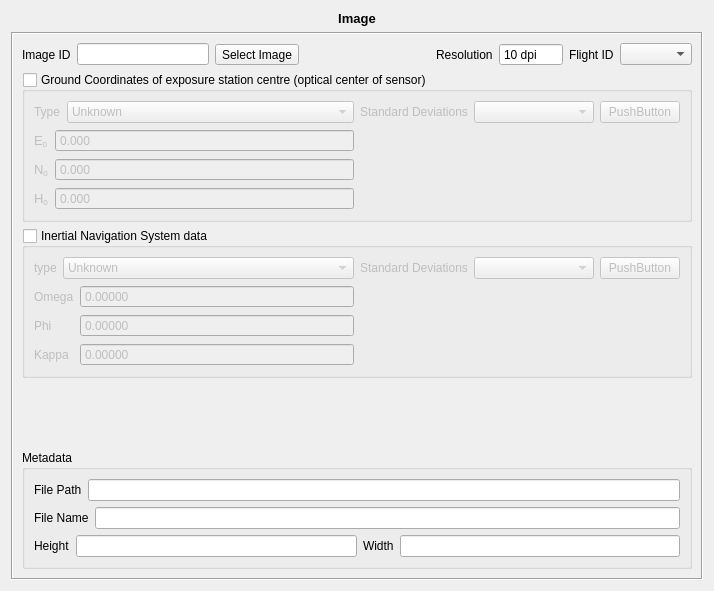
This is trunk/interface/project/ImageLayout.ui in e-foto/e-foto as Qt 5 draws it before an edit. The edited form follows.
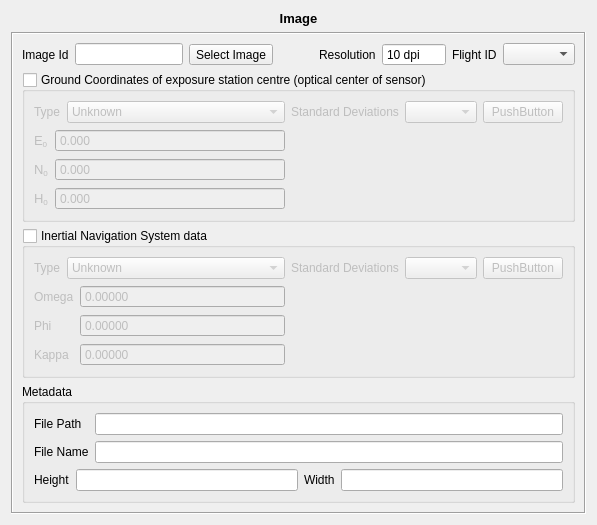
This is the edited form. Custom widgets are drawn as their Qt base class.

Patch:
```diff
--- a/trunk/interface/project/ImageLayout.ui
+++ b/trunk/interface/project/ImageLayout.ui
@@ -6,14 +6,17 @@
    <rect>
     <x>0</x>
     <y>0</y>
-    <width>714</width>
-    <height>591</height>
+    <width>712</width>
+    <height>585</height>
    </rect>
   </property>
   <property name="windowTitle">
    <string>Form</string>
   </property>
-  <layout class="QVBoxLayout" name="verticalLayout_11">
+  <layout class="QVBoxLayout" name="verticalLayout_13">
+   <property name="sizeConstraint">
+    <enum>QLayout::SetFixedSize</enum>
+   </property>
    <item>
     <widget class="QLabel" name="label_8">
      <property name="text">
@@ -36,13 +39,13 @@
      <property name="frameShadow">
       <enum>QFrame::Sunken</enum>
      </property>
-     <layout class="QVBoxLayout" name="verticalLayout_10">
+     <layout class="QVBoxLayout" name="verticalLayout_12">
       <item>
        <layout class="QHBoxLayout" name="horizontalLayout_10">
         <item>
          <widget class="QLabel" name="label">
           <property name="text">
-           <string>Image ID</string>
+           <string>Image Id</string>
           </property>
          </widget>
         </item>
@@ -348,7 +351,7 @@
              <item>
               <widget class="QLabel" name="label_12">
                <property name="text">
-                <string>type</string>
+                <string>Type</string>
                </property>
               </widget>
              </item>
@@ -518,19 +521,6 @@
         </layout>
        </widget>
       </item>
-      <item>
-       <spacer name="verticalSpacer">
-        <property name="orientation">
-         <enum>Qt::Vertical</enum>
-        </property>
-        <property name="sizeHint" stdset="0">
-         <size>
-          <width>20</width>
-          <height>0</height>
-         </size>
-        </property>
-       </spacer>
-      </item>
       <item>
        <widget class="QGroupBox" name="metadataGroup">
         <property name="title">
@@ -540,7 +530,9 @@
          <item row="0" column="0">
           <layout class="QVBoxLayout" name="verticalLayout">
            <item>
-            <layout class="QHBoxLayout" name="horizontalLayout_4" stretch="0,0">
+            <layout class="QHBoxLayout" name="horizontalLayout_3" stretch="0,1">
+             <item>
+              <layout class="QVBoxLayout" name="verticalLayout_10">
              <item>
               <widget class="QLabel" name="label_5">
                <property name="text">
@@ -549,26 +541,26 @@
               </widget>
              </item>
              <item>
-              <widget class="QLineEdit" name="filePathLine">
-               <property name="enabled">
-                <bool>true</bool>
-               </property>
-               <property name="readOnly">
-                <bool>true</bool>
-               </property>
-              </widget>
-             </item>
-            </layout>
-           </item>
-           <item>
-            <layout class="QHBoxLayout" name="horizontalLayout_3" stretch="0,0">
-             <item>
               <widget class="QLabel" name="label_4">
                <property name="text">
                 <string>File Name</string>
                </property>
               </widget>
              </item>
+              </layout>
+             </item>
+             <item>
+              <layout class="QVBoxLayout" name="verticalLayout_11">
+               <item>
+                <widget class="QLineEdit" name="filePathLine">
+                 <property name="enabled">
+                  <bool>true</bool>
+                 </property>
+                 <property name="readOnly">
+                  <bool>true</bool>
+                 </property>
+                </widget>
+               </item>
              <item>
               <widget class="QLineEdit" name="fileNameLine">
                <property name="enabled">
@@ -578,6 +570,8 @@
                 <bool>true</bool>
                </property>
               </widget>
+               </item>
+              </layout>
              </item>
             </layout>
            </item>
```
Lines whose indentation alone changed are shown as unchanged.
